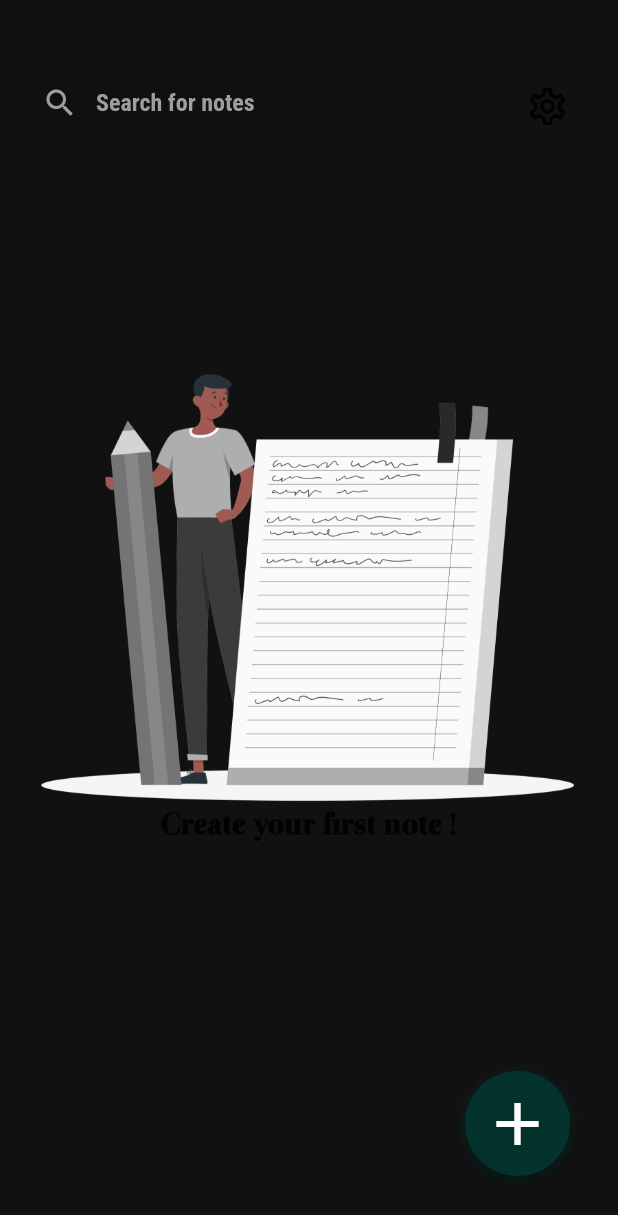
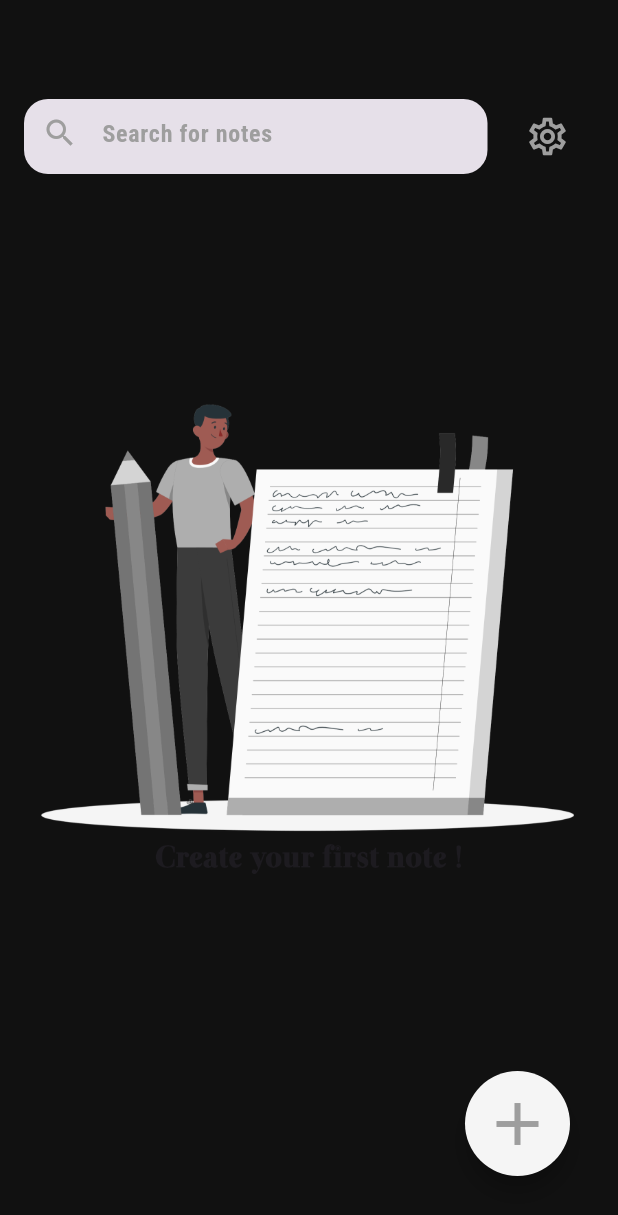
Before and after one commit to hatemf934/notes, a Flutter app: the screen it shows after launch, after a tap on "Get Started", on a phone screen of 412 x 824 dp. Shown: the top 1215 px of the screen. Run offline on Flutter 3.47's test engine with Material 3 defaults, Android fonts, the phone set to English and light mode, and no system bars; our stand-ins replace bloc, flutter_bloc, font_awesome_flutter, hive, hive_flutter; accounts and stored records are empty; generated files the repository leaves out were written again.

Commit message:
Enhance color management and UI styles across the application

```diff
--- a/lib/core/utils/color_manager.dart
+++ b/lib/core/utils/color_manager.dart
@@ -1,5 +1,4 @@
 import 'package:flutter/material.dart';
-import 'package:flutter/widgets.dart';
 
 class ColorManager {
   ColorManager._();
@@ -8,4 +7,7 @@ class ColorManager {
   static const Color colortransparent = Colors.transparent;
   static const Color colorgrey = Colors.grey;
   static const Color colorGreen = Colors.green;
+  static const Color scaffoldBackGroundColor = Color(0xff111111);
+  static const Color primaryColor = Color(0xff1f1f1f);
+  static Color greyColor100 = Colors.grey.shade100;
 }
--- a/lib/core/utils/styles.dart
+++ b/lib/core/utils/styles.dart
@@ -1,35 +1,23 @@
 import 'package:flutter/material.dart';
-import 'package:flutter/painting.dart';
-import 'package:notabli/constant.dart';
 import 'package:notabli/core/utils/color_manager.dart';
 import 'package:notabli/core/utils/font_family_manager.dart';
 import 'package:notabli/core/utils/font_manager.dart';
 
 class Styles {
   Styles._();
-  static const TextStyle styleOtamaFont40 = TextStyle(
+  static TextStyle styleOtamaFont40 = TextStyle(
     fontSize: FontSizeManager.font40,
     fontWeight: FontWeight.w500,
     fontFamily: FontFamilyManager.kOtamaFont,
-  );
-  static const TextStyle styleOtamaFont16 = TextStyle(
-    fontSize: FontSizeManager.font16,
-    fontFamily: FontFamilyManager.kOtamaFont,
-    color: ColorManager.meduimGrey,
-  );
-  static const TextStyle styleInterFont25 = TextStyle(
-    fontSize: FontSizeManager.font25,
-    color: ColorManager.black87,
-    fontFamily: FontFamilyManager.kInterFont,
+    color: ColorManager.greyColor100,
   );
   static const TextStyle styleInterFontgrey = TextStyle(
     fontFamily: FontFamilyManager.kInterFont,
     color: Colors.grey,
-    fontSize: FontSizeManager.font20,
   );
-  static const TextStyle styleInterFont30 = TextStyle(
+  static TextStyle styleInterFont30 = TextStyle(
     fontFamily: FontFamilyManager.kInterFont,
-    color: kPrimaryColor,
+    color: ColorManager.greyColor100,
     fontSize: FontSizeManager.font30,
   );
 }
--- a/lib/features/home/presentation/view/home_screen.dart
+++ b/lib/features/home/presentation/view/home_screen.dart
@@ -29,15 +29,12 @@ class _HomeScreenState extends State<HomeScreen> {
   @override
   Widget build(BuildContext context) {
     return Scaffold(
-        backgroundColor: Color(0xff111111),
         body: Padding(
           padding: const EdgeInsets.all(PaddingManager.pd16),
           child: Column(
             crossAxisAlignment: CrossAxisAlignment.start,
             children: [
-              const SizedBox(
-                height: HeightManager.h30,
-              ),
+              const SizedBox(height: HeightManager.h50),
               const SearchAndSettingSection(),
               BlocBuilder<DisplaynoteCubit, DisplaynoteState>(
                 builder: (context, state) {
--- a/lib/features/home/presentation/view/widgets/custom_floating_action_button.dart
+++ b/lib/features/home/presentation/view/widgets/custom_floating_action_button.dart
@@ -1,5 +1,5 @@
 import 'package:flutter/material.dart';
-import 'package:notabli/constant.dart';
+import 'package:notabli/core/utils/color_manager.dart';
 import 'package:notabli/core/utils/font_manager.dart';
 import 'package:notabli/core/utils/height_manager.dart';
 import 'package:notabli/core/utils/padding_manager.dart';
@@ -17,20 +17,12 @@ class CustomFloatingActionButton extends StatelessWidget {
           right: PaddingManager.pd16, bottom: PaddingManager.pd24),
       child: Container(
         decoration: BoxDecoration(
-            borderRadius: BorderRadius.circular(RadiusManager.rd48),
-            boxShadow: [
-              BoxShadow(
-                color: kSecondaryColor.withOpacity(0.5),
-                spreadRadius: 2,
-                blurRadius: 5,
-                offset: const Offset(0, 2),
-              )
-            ]),
+          borderRadius: BorderRadius.circular(RadiusManager.rd48),
+        ),
         height: HeightManager.h70,
         width: WidthManager.w70,
         child: FloatingActionButton(
-          splashColor: kSecondaryColor,
-          backgroundColor: kSecondaryColor,
+          backgroundColor: ColorManager.greyColor100,
           onPressed: () {
             Navigator.pushNamed(context, ShowNoteScreen.id).then((_) {
               // إخفاء لوحة المفاتيح بعد الانتقال
@@ -39,12 +31,11 @@ class CustomFloatingActionButton extends StatelessWidget {
             ;
           },
           shape: RoundedRectangleBorder(
-            borderRadius: BorderRadius.circular(
-                RadiusManager.rd48), // Adjust the radius as needed
+            borderRadius: BorderRadius.circular(RadiusManager.rd48),
           ),
           child: const Icon(
             Icons.add,
-            color: kPrimaryColor,
+            color: ColorManager.colorgrey,
             size: FontSizeManager.font48,
           ),
         ),
--- a/lib/features/home/presentation/view/widgets/note_list_view.dart
+++ b/lib/features/home/presentation/view/widgets/note_list_view.dart
@@ -1,4 +1,5 @@
 import 'package:flutter/material.dart';
+import 'package:notabli/core/utils/color_manager.dart';
 import 'package:notabli/core/utils/padding_manager.dart';
 import 'package:notabli/core/utils/raduis_manager.dart';
 import 'package:notabli/core/utils/route_manager.dart';
@@ -18,7 +19,7 @@ class NoteListView extends StatelessWidget {
           padding: const EdgeInsets.symmetric(
               horizontal: PaddingManager.pd16, vertical: PaddingManager.pd12),
           decoration: BoxDecoration(
-            color: const Color(0xff1f1f1f),
+            color: ColorManager.primaryColor,
             borderRadius: BorderRadius.circular(RadiusManager.rd12),
           ),
           child: ContentListView(
--- a/lib/features/home/presentation/view/widgets/search_and_setting_section.dart
+++ b/lib/features/home/presentation/view/widgets/search_and_setting_section.dart
@@ -43,6 +43,7 @@ class SearchAndSettingSection extends StatelessWidget {
               Navigator.pushNamed(context, SettingsScreen.id);
             },
             icon: const Icon(
+              color: ColorManager.colorgrey,
               Icons.settings_outlined,
               size: FontSizeManager.font30,
             ))
--- a/lib/features/onBoarding/presentation/view/widgets/custom_get_starting_button.dart
+++ b/lib/features/onBoarding/presentation/view/widgets/custom_get_starting_button.dart
@@ -1,5 +1,6 @@
 import 'package:flutter/material.dart';
 import 'package:notabli/core/utils/color_manager.dart';
+import 'package:notabli/core/utils/font_manager.dart';
 import 'package:notabli/core/utils/height_manager.dart';
 import 'package:notabli/core/utils/padding_manager.dart';
 import 'package:notabli/core/utils/raduis_manager.dart';
@@ -19,16 +20,17 @@ class CustomGetStartingButton extends StatelessWidget {
             padding: const EdgeInsets.symmetric(vertical: PaddingManager.pd16),
             minimumSize: const Size(double.infinity, HeightManager.h40),
             side: const BorderSide(
-              color: ColorManager.black87,
+              color: ColorManager.meduimGrey,
               width: WidthManager.w2,
             ),
             shape: RoundedRectangleBorder(
               borderRadius: BorderRadius.circular(RadiusManager.rd35),
             ),
             backgroundColor: ColorManager.colortransparent),
-        child: const Text(
+        child: Text(
           TextManager.kGetStrart,
-          style: Styles.styleInterFont25,
+          style: Styles.styleInterFontgrey
+              .copyWith(fontSize: FontSizeManager.font25),
         ));
   }
 }
--- a/lib/features/onBoarding/presentation/view/widgets/text_onborading_section.dart
+++ b/lib/features/onBoarding/presentation/view/widgets/text_onborading_section.dart
@@ -1,4 +1,5 @@
 import 'package:flutter/material.dart';
+import 'package:notabli/core/utils/font_manager.dart';
 import 'package:notabli/core/utils/height_manager.dart';
 import 'package:notabli/core/utils/padding_manager.dart';
 import 'package:notabli/core/utils/styles.dart';
@@ -9,14 +10,16 @@ class TextOnBoardingSection extends StatelessWidget {
 
   @override
   Widget build(BuildContext context) {
-    return const Padding(
-      padding: EdgeInsets.all(PaddingManager.pd8),
+    return Padding(
+      padding: const EdgeInsets.all(PaddingManager.pd8),
       child: Column(
         crossAxisAlignment: CrossAxisAlignment.start,
         children: [
           Text(TextManager.kTitleBording, style: Styles.styleOtamaFont40),
-          SizedBox(height: HeightManager.h20),
-          Text(TextManager.kSubTitleBording, style: Styles.styleOtamaFont16),
+          const SizedBox(height: HeightManager.h20),
+          Text(TextManager.kSubTitleBording,
+              style: Styles.styleInterFontgrey
+                  .copyWith(fontSize: FontSizeManager.font16)),
         ],
       ),
     );
--- a/lib/main.dart
+++ b/lib/main.dart
@@ -1,8 +1,8 @@
 import 'package:flutter/material.dart';
-import 'package:flutter/services.dart';
 import 'package:flutter_bloc/flutter_bloc.dart';
 import 'package:hive_flutter/hive_flutter.dart';
 import 'package:notabli/constant.dart';
+import 'package:notabli/core/utils/color_manager.dart';
 import 'package:notabli/core/utils/font_manager.dart';
 import 'package:notabli/core/utils/height_manager.dart';
 import 'package:notabli/core/helper/on_generate.dart';
@@ -12,7 +12,6 @@ import 'package:notabli/core/cubits/layout_cubit/layoutcubit_cubit.dart';
 import 'package:notabli/core/cubits/themecubit/themecubit_cubit.dart';
 import 'package:notabli/core/cubits/themetextcubit/themetext_cubit.dart';
 import 'package:notabli/core/models/note_model.dart';
-import 'package:notabli/core/models/theme_model.dart';
 import 'package:notabli/features/onBoarding/presentation/view/onborading.dart';
 
 void main() async {
@@ -65,25 +64,13 @@ class NoteApp extends StatelessWidget {
       ],
       child: BlocBuilder<ThemeCubit, ThemeCubitState>(
         builder: (context, state) {
-          SystemChrome.setSystemUIOverlayStyle(
-            SystemUiOverlayStyle(
-              statusBarColor: Colors.transparent,
-              statusBarBrightness: state == ThemeCubitState.Light
-                  ? Brightness.dark
-                  : Brightness.light,
-              statusBarIconBrightness: state == ThemeCubitState.Light
-                  ? Brightness.dark
-                  : Brightness.light,
-            ),
-          );
           return MaterialApp(
-            debugShowCheckedModeBanner: false,
-            initialRoute: Onborading.id,
-            onGenerateRoute: onGenerateRoute,
-            theme: state == ThemeCubitState.Light
-                ? ModelTheme().lightmode
-                : ModelTheme().darkmode,
-          );
+              debugShowCheckedModeBanner: false,
+              initialRoute: Onborading.id,
+              onGenerateRoute: onGenerateRoute,
+              theme: ThemeData(
+                  scaffoldBackgroundColor:
+                      ColorManager.scaffoldBackGroundColor));
         },
       ),
     );
```
